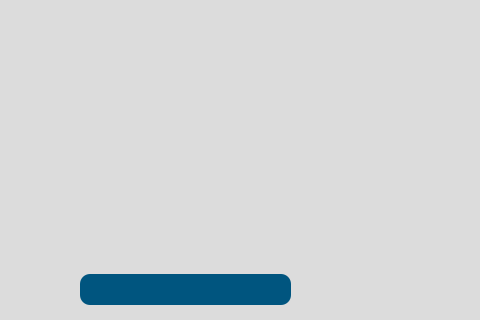
First picture: the form in src/user_interface/english_start.ui, repository eppenney/eBook-Perpetual-Access-Rights-Tracker, before the edit; both pictures show x 0 to 480 and y 476 to 796 of the 1176 by 796 pixel window.
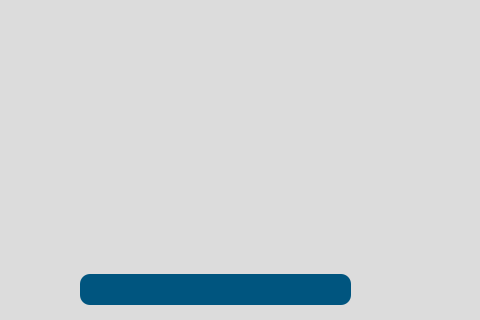
Second picture: the form after the edit. Icons and pictures are not drawn.

Commit message: There are alot of changes in the uI. Also now there is welcomeScreen that should be saving the settings before opening the file. Made a small change in the settingsWheel on the startScreen which shall rotate when hover over it just a small change.

Diff of the .ui file:
```diff
--- a/src/user_interface/english_start.ui
+++ b/src/user_interface/english_start.ui
@@ -338,7 +338,7 @@
      <rect>
       <x>100</x>
       <y>750</y>
-      <width>211</width>
+      <width>271</width>
       <height>31</height>
      </rect>
     </property>
```
The commit also changes 2 other files.
